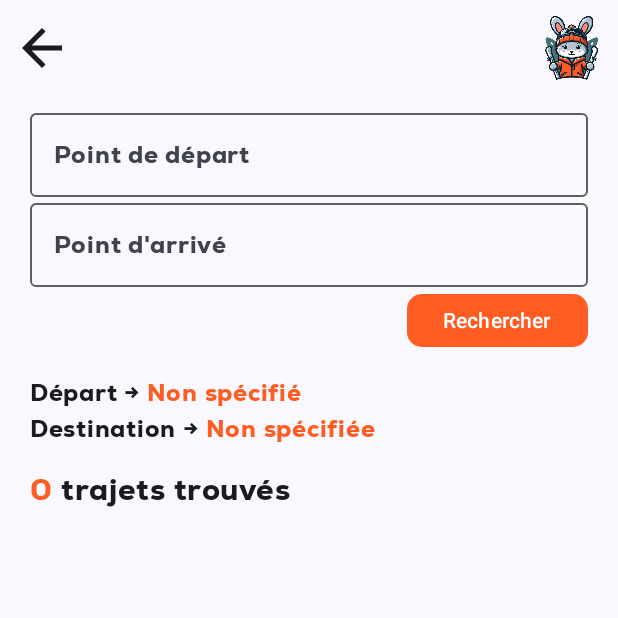
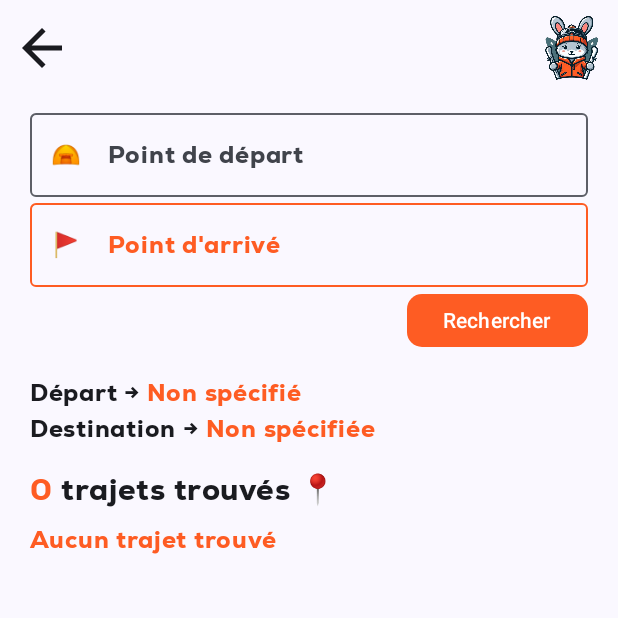
Before and after one commit to Anthony-Philippe/MountainMinder, an Android app built with Jetpack Compose: the screen it shows after launch (ItineraryActivity), on a phone screen of 412 x 824 dp, the top half of it. Run offline under Robolectric (Android 15) with nearby library versions, the phone set to English and light mode, and no system bars; our stand-ins replace Firebase (no records; nobody signed in at launch, a user with empty details on screens opened directly).

Commit message:
Define style and routes display

```diff
--- a/app/src/main/java/fr/isen/derkrikorian/skimouse/ItineraryActivity.kt
+++ b/app/src/main/java/fr/isen/derkrikorian/skimouse/ItineraryActivity.kt
@@ -4,6 +4,7 @@ import android.annotation.SuppressLint
 import android.os.Bundle
 import androidx.activity.ComponentActivity
 import androidx.activity.compose.setContent
+import androidx.compose.foundation.horizontalScroll
 import androidx.compose.foundation.layout.Arrangement
 import androidx.compose.foundation.layout.Column
 import androidx.compose.foundation.layout.Row
@@ -12,6 +13,7 @@ import androidx.compose.foundation.layout.fillMaxWidth
 import androidx.compose.foundation.layout.height
 import androidx.compose.foundation.layout.padding
 import androidx.compose.foundation.lazy.LazyColumn
+import androidx.compose.foundation.rememberScrollState
 import androidx.compose.foundation.shape.RoundedCornerShape
 import androidx.compose.foundation.text.KeyboardActions
 import androidx.compose.foundation.text.KeyboardOptions
@@ -19,6 +21,7 @@ import androidx.compose.material3.Button
 import androidx.compose.material3.ButtonDefaults
 import androidx.compose.material3.MaterialTheme
 import androidx.compose.material3.OutlinedTextField
+import androidx.compose.material3.OutlinedTextFieldDefaults
 import androidx.compose.material3.Scaffold
 import androidx.compose.material3.Surface
 import androidx.compose.material3.Text
@@ -81,7 +84,10 @@ fun ItineraryView(name: String) {
                 .fillMaxWidth(),
             placeholder = { Text("Point de départ") },
             keyboardOptions = KeyboardOptions(imeAction = ImeAction.Done),
-            keyboardActions = KeyboardActions(onDone = { })
+            keyboardActions = KeyboardActions(onDone = { }),
+            leadingIcon = {
+                Text("⛺️")
+            },
         )
         OutlinedTextField(
             value = destinationInput,
@@ -91,7 +97,15 @@ fun ItineraryView(name: String) {
                 .padding(vertical = 4.dp),
             placeholder = { Text("Point d'arrivé") },
             keyboardOptions = KeyboardOptions(imeAction = ImeAction.Done),
-            keyboardActions = KeyboardActions(onDone = { })
+            keyboardActions = KeyboardActions(onDone = { }),
+            leadingIcon = {
+                Text("\uD83D\uDEA9")
+            },
+            colors = OutlinedTextFieldDefaults.colors(
+                unfocusedBorderColor = colorResource(id = R.color.orange),
+                focusedBorderColor = colorResource(id = R.color.orange),
+                unfocusedPlaceholderColor = colorResource(id = R.color.orange),
+            )
         )
 
         Button(
@@ -140,10 +154,47 @@ fun ItineraryDetails(modifier: Modifier = Modifier) {
                     modifier = Modifier.padding(top = 15.dp)
                 ) {
                     Text("$nbTrajet", fontSize = 20.sp, color = colorResource(id = R.color.orange))
-                    Text("trajets trouvés", fontSize = 20.sp, modifier = Modifier.padding(start = 5.dp))
+                    Text(
+                        "trajets trouvés \uD83D\uDCCD",
+                        fontSize = 20.sp,
+                        modifier = Modifier.padding(start = 5.dp)
+                    )
                 }
             }
         }
+        item {
+            if (nbTrajet == 0) {
+                Text("Aucun trajet trouvé", modifier = Modifier.padding(start = 20.dp), color = colorResource(id = R.color.orange))
+            } else {
+                repeat(nbTrajet) { numeroTrajet ->
+                    ItineraryItem(listOf("Point1", "Point2", "Point3", "Point4", "Point5"), numeroTrajet + 1)
+                }
+            }
+        }
+    }
+}
+
+@Composable
+fun ItineraryItem(liste1: List<String>, numeroTrajet: Int) {
+    if (liste1.isEmpty()) {
+        return
+    }
+
+    Text("Trajet $numeroTrajet", modifier = Modifier.padding(start = 20.dp), color = colorResource(id = R.color.orange))
+    Row(
+        modifier = Modifier
+            .horizontalScroll(rememberScrollState())
+            .padding(start = 20.dp, bottom = 15.dp)
+    ) {
+        liste1.forEach { item ->
+            if (item != liste1.first()){
+                Text(" →", color = colorResource(id = R.color.orange))
+            }
+            Text(
+                text = item,
+            )
+        }
+        Text("\uD83D\uDEA9")
     }
 }
 
```
